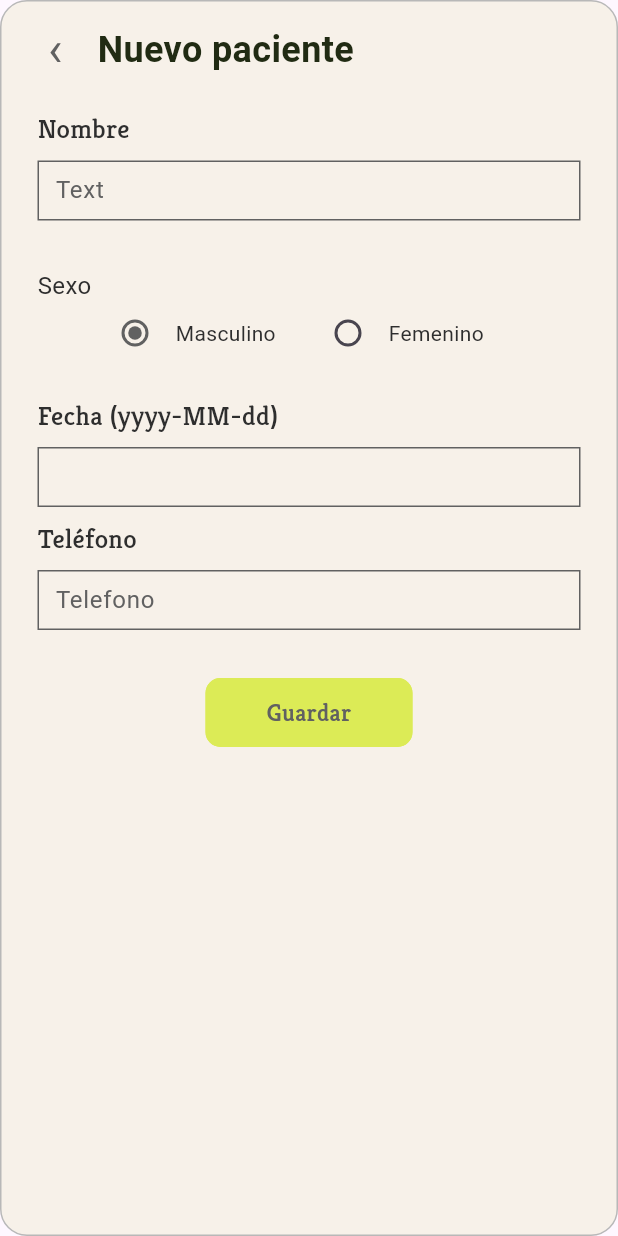
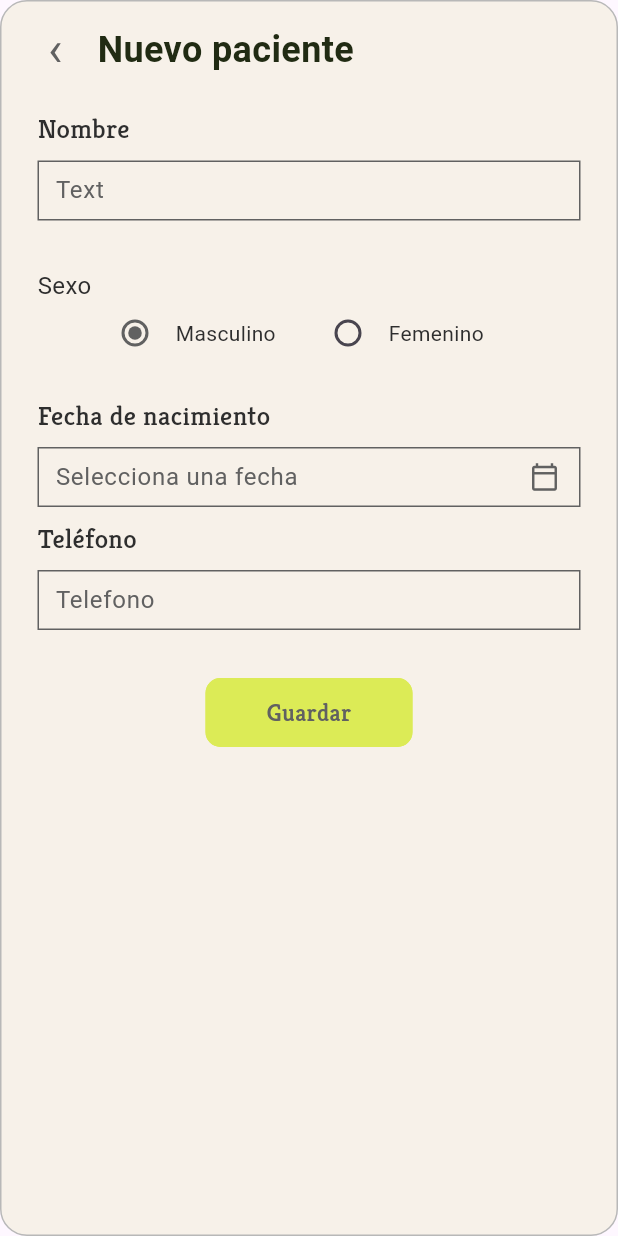
Before and after one commit to alvaroSG34/IHC-GestionCorporal, a Flutter app: the PacienteCreateView screen opened directly, on a phone screen of 412 x 824 dp. Run offline on Flutter 3.47's test engine with Material 3 defaults, Android fonts, the phone set to English and light mode, and no system bars; network calls fail; Roboto replaces fonts that are missing (kreon_bold, kreon_regular).

Commit message:
Añadir un Datepicker a los inputs de fecha

```diff
--- a/code/frontend_flutter/lib/views/pacientes/paciente_create_view.dart
+++ b/code/frontend_flutter/lib/views/pacientes/paciente_create_view.dart
@@ -21,6 +21,24 @@ class _PacienteCreateViewState extends State<PacienteCreateView> {
 
   String _sexo = 'M';
   bool _guardando = false;
+
+  Future<void> _seleccionarFecha() async {
+    final hoy = DateTime.now();
+    final fechaActual = DateTime.tryParse(_cFecha.text) ?? hoy;
+    final fechaInicial = fechaActual.isAfter(hoy) ? hoy : fechaActual;
+    final fecha = await showDatePicker(
+      context: context,
+      initialDate: fechaInicial,
+      firstDate: DateTime(1900),
+      lastDate: hoy,
+    );
+
+    if (fecha != null) {
+      setState(() {
+        _cFecha.text = fecha.toIso8601String().split('T').first;
+      });
+    }
+  }
 
   Future<void> _guardarPaciente() async {
     if (_cNombre.text.trim().isEmpty || _cFecha.text.trim().isEmpty) {
@@ -115,7 +133,14 @@ class _PacienteCreateViewState extends State<PacienteCreateView> {
           const SizedBox(height: 8),
           _campoSexo(),
           const SizedBox(height: 31),
-          Input(etiqueta: 'Fecha (yyyy-MM-dd)', controlador: _cFecha),
+          Input(
+            etiqueta: 'Fecha de nacimiento',
+            controlador: _cFecha,
+            placeholder: 'Selecciona una fecha',
+            soloLectura: true,
+            alTocar: _seleccionarFecha,
+            iconoFinal: Icons.calendar_today_outlined,
+          ),
           const SizedBox(height: 8),
           Input(
             etiqueta: 'Teléfono',
--- a/code/frontend_flutter/lib/views/pacientes/paciente_edit_view.dart
+++ b/code/frontend_flutter/lib/views/pacientes/paciente_edit_view.dart
@@ -24,6 +24,24 @@ class _PacienteEditViewState extends State<PacienteEditView> {
   late final TextEditingController _cFecha;
   late String _sexo;
   bool _guardando = false;
+
+  Future<void> _seleccionarFecha() async {
+    final hoy = DateTime.now();
+    final fechaActual = DateTime.tryParse(_cFecha.text) ?? hoy;
+    final fechaInicial = fechaActual.isAfter(hoy) ? hoy : fechaActual;
+    final fecha = await showDatePicker(
+      context: context,
+      initialDate: fechaInicial,
+      firstDate: DateTime(1900),
+      lastDate: hoy,
+    );
+
+    if (fecha != null) {
+      setState(() {
+        _cFecha.text = fecha.toIso8601String().split('T').first;
+      });
+    }
+  }
 
   @override
   void initState() {
@@ -147,7 +165,14 @@ class _PacienteEditViewState extends State<PacienteEditView> {
           const SizedBox(height: 8),
           _campoSexo(),
           const SizedBox(height: 31),
-          Input(etiqueta: 'Fecha (yyyy-MM-dd)', controlador: _cFecha),
+          Input(
+            etiqueta: 'Fecha de nacimiento',
+            controlador: _cFecha,
+            placeholder: 'Selecciona una fecha',
+            soloLectura: true,
+            alTocar: _seleccionarFecha,
+            iconoFinal: Icons.calendar_today_outlined,
+          ),
           const SizedBox(height: 8),
           Input(
             etiqueta: 'Teléfono',
--- a/code/frontend_flutter/lib/widgets/input.dart
+++ b/code/frontend_flutter/lib/widgets/input.dart
@@ -13,6 +13,8 @@ class Input extends StatelessWidget {
     this.unidad,
     this.mensajeError,
     this.nodoFoco,
+    this.alTocar,
+    this.iconoFinal,
   });
 
   final String etiqueta;
@@ -23,6 +25,8 @@ class Input extends StatelessWidget {
   final String? unidad;
   final String? mensajeError;
   final FocusNode? nodoFoco;
+  final VoidCallback? alTocar;
+  final IconData? iconoFinal;
 
   @override
   Widget build(BuildContext context) {
@@ -43,6 +47,7 @@ class Input extends StatelessWidget {
             focusNode: nodoFoco,
             keyboardType: tipoTeclado,
             readOnly: soloLectura,
+            onTap: alTocar,
             style: const TextStyle(
               color: Color(0xFF616161),
               fontFamily: regular,
@@ -52,6 +57,9 @@ class Input extends StatelessWidget {
             decoration: InputDecoration(
               hintText: placeholder,
               suffixText: unidad,
+              suffixIcon: iconoFinal == null
+                  ? null
+                  : Icon(iconoFinal, color: const Color(0xFF616161), size: 20),
               hintStyle: const TextStyle(
                 color: Color(0xFF616161),
                 fontFamily: regular,
```
